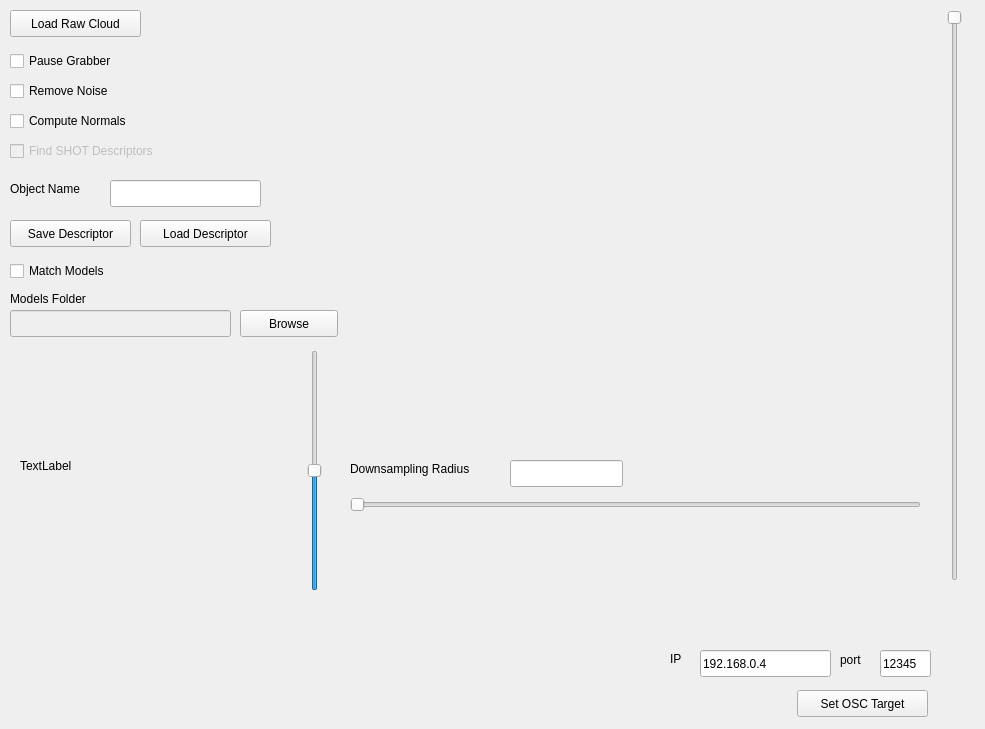
The window that KPO_GUI/kpoAppGui.ui (jbeuckm/kinect_pcl_osc_qt) describes before a commit, drawn with Qt 5.
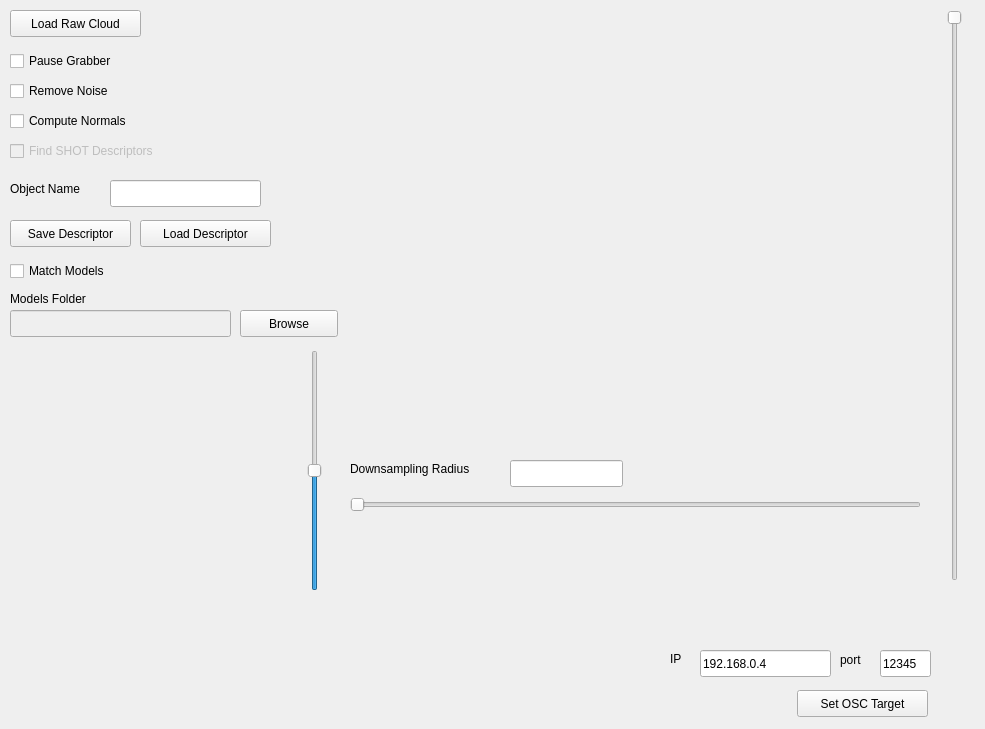
The same window after the commit. Custom widgets are drawn as their Qt base class.

Commit message: custom widget showing scaled rgb image

The edit to the form file:
```diff
--- a/KPO_GUI/kpoAppGui.ui
+++ b/KPO_GUI/kpoAppGui.ui
@@ -352,19 +352,6 @@
      <string>Browse</string>
     </property>
    </widget>
-   <widget class="QLabel" name="sceneImageLabel">
-    <property name="geometry">
-     <rect>
-      <x>20</x>
-      <y>350</y>
-      <width>271</width>
-      <height>231</height>
-     </rect>
-    </property>
-    <property name="text">
-     <string>TextLabel</string>
-    </property>
-   </widget>
    <widget class="QSlider" name="depthImageThresholdSlider">
     <property name="geometry">
      <rect>
@@ -387,10 +374,10 @@
    <widget class="QWidget" name="blobs" native="true">
     <property name="geometry">
      <rect>
-      <x>610</x>
-      <y>110</y>
-      <width>301</width>
-      <height>211</height>
+      <x>10</x>
+      <y>360</y>
+      <width>281</width>
+      <height>231</height>
      </rect>
     </property>
    </widget>
```
The commit also changes 5 other files.
